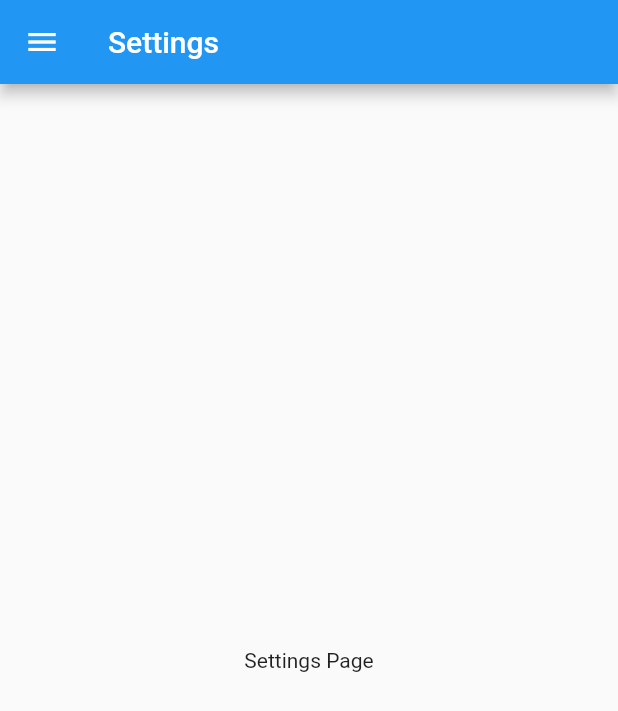
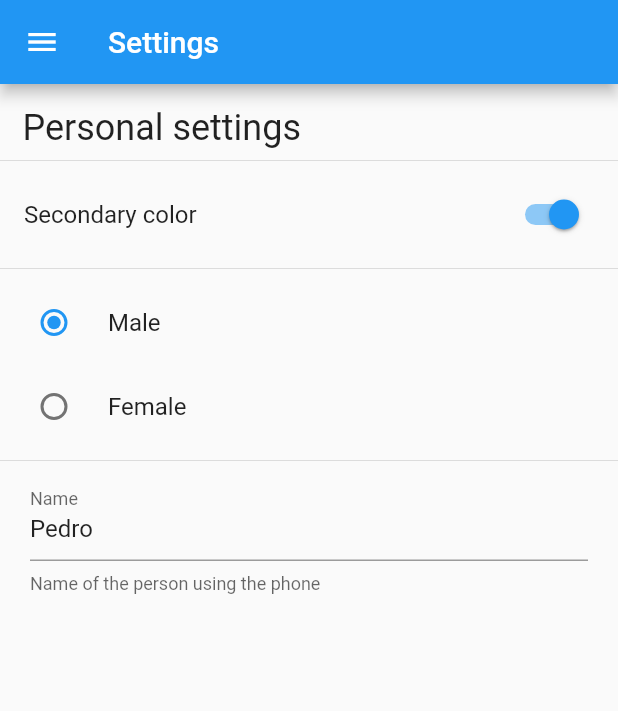
Before and after one commit to CodingCarnage/CursoFlutter_FH_preferencias_usuario, a Flutter app: the SettingsPage screen opened by its route, on a phone screen of 412 x 824 dp. Shown: the top 711 px of the screen. Run offline on Flutter 3.47's test engine with Material 2 defaults, Android fonts, the phone set to English and light mode, and no system bars.

Commit message:
Se agregaron varios componentes a la pagina.

```diff
--- a/lib/src/pages/settings_page.dart
+++ b/lib/src/pages/settings_page.dart
@@ -2,20 +2,92 @@ import 'package:flutter/material.dart';
 
 import 'package:preferencias_usuario/src/widgets/menu_widget.dart';
 
-class SettingsPage extends StatelessWidget {
+class SettingsPage extends StatefulWidget {
   const SettingsPage({Key key}) : super(key: key);
 
   static final String routeName = 'settings';
 
   @override
+  _SettingsPageState createState() => _SettingsPageState();
+}
+
+class _SettingsPageState extends State<SettingsPage> {
+  bool _secondaryColor = true;
+  int _gender = 1;
+  String _name = 'Pedro';
+
+  TextEditingController _textEditingController;
+
+  @override
+  void initState() {
+    super.initState();
+    _textEditingController = new TextEditingController(text: _name);
+  }
+
+  @override
   Widget build(BuildContext context) {
     return Scaffold(
       appBar: AppBar(
-        title: Text('Settings'),
+        title: const Text('Settings'),
       ),
-      drawer: MenuWidget(),
-      body: Center(
-        child: Text('Settings Page'),
+      drawer: const MenuWidget(),
+      body: ListView(
+        children: <Widget>[
+          Container(
+            padding: const EdgeInsets.only(top: 15.0, left: 15.0, right: 15.0),
+            child: Text(
+              'Personal settings',
+              style: Theme.of(context).textTheme.headline5,
+            ),
+          ),
+          const Divider(),
+          SwitchListTile(
+            value: _secondaryColor,
+            title: const Text('Secondary color'),
+            onChanged: (bool value) {
+              setState(() {
+                _secondaryColor = value;
+              });
+            },
+          ),
+          const Divider(),
+          RadioListTile(
+            value: 1,
+            title: const Text('Male'),
+            groupValue: _gender,
+            onChanged: (int value) {
+              setState(() {
+                _gender = value;
+              });
+            },
+          ),
+          RadioListTile(
+            value: 2,
+            title: const Text('Female'),
+            groupValue: _gender,
+            onChanged: (int value) {
+              setState(() {
+                _gender = value;
+              });
+            },
+          ),
+          const Divider(),
+          Container(
+            padding: const EdgeInsets.symmetric(horizontal: 20.0),
+            child: TextField(
+              controller: _textEditingController,
+              decoration: const InputDecoration(
+                labelText: 'Name',
+                helperText: 'Name of the person using the phone',
+              ),
+              onChanged: (String value) {
+                setState(() {
+                  _name = value;
+                });
+              },
+            ),
+          ),
+        ],
       ),
     );
   }
```
